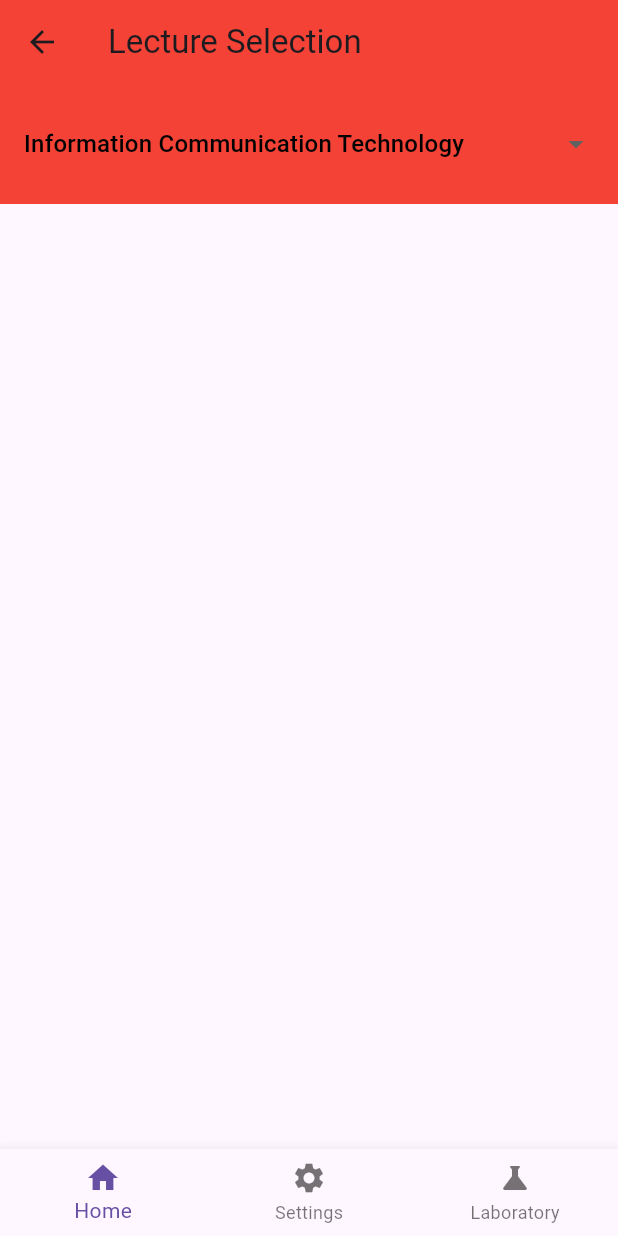
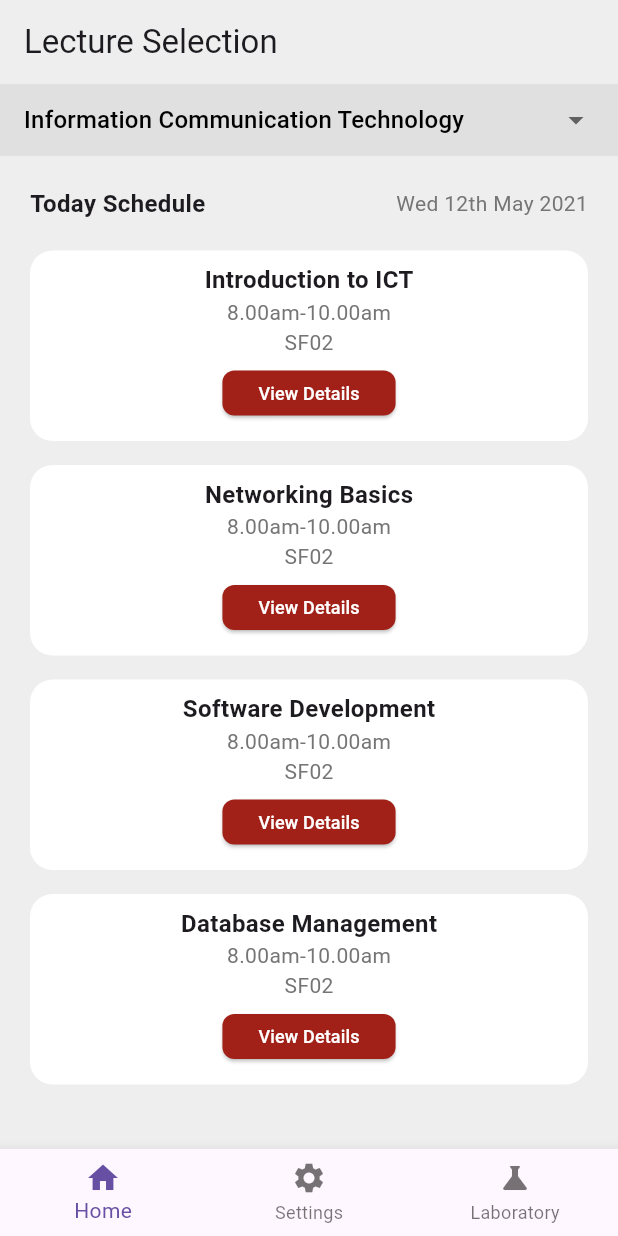
Before and after one commit to JesusThushi/Lab-Allocation, a Flutter app: the screen it shows after launch, after a tap on "Login", on a phone screen of 412 x 824 dp. Run offline on Flutter 3.47's test engine with Material 3 defaults, Android fonts, the phone set to English and light mode, and no system bars.

Commit message:
home screen designed added the logo image

```diff
--- a/basic_code/lib/module/home_screen.dart
+++ b/basic_code/lib/module/home_screen.dart
@@ -1,4 +1,3 @@
-// Home Screen Widget
 import 'package:flutter/material.dart';
 
 class HomePage extends StatefulWidget {
@@ -8,23 +7,44 @@ class HomePage extends StatefulWidget {
 
 class _HomePageState extends State<HomePage> {
   String _selectedOption = 'Information Communication Technology';
-  String _lectureContent = '';
+  List<String> _lectureDetails = [];
+
+  @override
+  void initState() {
+    super.initState();
+    _updateLectureContent(_selectedOption);
+  }
 
   void _updateLectureContent(String option) {
     setState(() {
       _selectedOption = option;
       switch (option) {
         case 'Information Communication Technology':
-          _lectureContent = 'Today\'s ICT Lecture';
+          _lectureDetails = [
+            'Introduction to ICT',
+            'Networking Basics',
+            'Software Development',
+            'Database Management',
+          ];
           break;
         case 'Engineering Technology':
-          _lectureContent = 'Today\'s Engineering Technology Lecture';
+          _lectureDetails = [
+            'Mechanics',
+            'Thermodynamics',
+            'Material Science',
+            'Engineering Drawing',
+          ];
           break;
         case 'Bio System Technology':
-          _lectureContent = 'Today\'s Bio System Technology Lecture';
+          _lectureDetails = [
+            'Plant Biotechnology',
+            'Environmental Engineering',
+            'Food Processing',
+            'Microbiology',
+          ];
           break;
         default:
-          _lectureContent = '';
+          _lectureDetails = [];
       }
     });
   }
@@ -32,15 +52,17 @@ class _HomePageState extends State<HomePage> {
   @override
   Widget build(BuildContext context) {
     return Scaffold(
+      backgroundColor: Colors.grey.shade200,
       appBar: AppBar(
+        forceMaterialTransparency: true,
+        automaticallyImplyLeading: false,
         title: Text('Lecture Selection'),
-        backgroundColor: Colors.red, // Background color of AppBar
       ),
       body: Column(
         children: [
           Container(
-            color: Colors.red, // Background color of Dropdown container
-            padding: EdgeInsets.all(16.0),
+            color: Colors.grey.shade300,
+            padding: EdgeInsets.symmetric(horizontal: 16),
             child: DropdownButton<String>(
               value: _selectedOption,
               icon: Icon(Icons.arrow_drop_down),
@@ -61,7 +83,8 @@ class _HomePageState extends State<HomePage> {
                   child: Text(
                     value,
                     style: TextStyle(
-                      color: Colors.black, // Text color of Dropdown options
+                      fontSize: 16,
+                      color: Colors.black,
                     ),
                   ),
                 );
@@ -69,15 +92,120 @@ class _HomePageState extends State<HomePage> {
             ),
           ),
           SizedBox(height: 20),
-          Text(
-            _lectureContent,
-            style: TextStyle(fontSize: 20),
+          Expanded(
+            child: Padding(
+              padding: const EdgeInsets.symmetric(horizontal: 20),
+              child: Column(
+                mainAxisSize: MainAxisSize.min,
+                children: [
+                  Row(
+                    mainAxisAlignment: MainAxisAlignment.spaceBetween,
+                    children: [
+                      Text(
+                        'Today Schedule',
+                        style: TextStyle(
+                          fontSize: 16,
+                          fontWeight: FontWeight.bold,
+                        ),
+                      ),
+                      SizedBox(width: 8),
+                      Text(
+                        "Wed 12th May 2021",
+                        style: TextStyle(
+                          fontSize: 14,
+                          color: Colors.grey[600],
+                        ),
+                      ),
+                    ],
+                  ),
+                  SizedBox(height: 20),
+                  Expanded(
+                    child: ListView.builder(
+                      itemCount: _lectureDetails.length,
+                      itemBuilder: (context, index) {
+                        return SubjectCard(
+                            lectureDetails: _lectureDetails, index: index);
+                      },
+                    ),
+                  ),
+                ],
+              ),
+            ),
           ),
         ],
       ),
     );
   }
 }
+
+class SubjectCard extends StatelessWidget {
+  const SubjectCard({
+    super.key,
+    required int index,
+    required List<String> lectureDetails,
+  })  : _lectureDetails = lectureDetails,
+        _index = index;
+
+  final List<String> _lectureDetails;
+  final int _index;
+
+  @override
+  Widget build(BuildContext context) {
+    return Container(
+      padding: EdgeInsets.all(8.0),
+      margin: EdgeInsets.only(bottom: 16),
+      decoration: BoxDecoration(
+        color: Colors.white,
+        borderRadius: BorderRadius.circular(15),
+      ),
+      child: Column(
+        children: [
+          Text(
+            _lectureDetails[_index],
+            style: TextStyle(
+              fontSize: 16,
+              fontWeight: FontWeight.bold,
+            ),
+          ),
+          Text(
+            '8.00am-10.00am',
+            style: TextStyle(
+              fontSize: 14,
+              color: Colors.grey[600],
+            ),
+          ),
+          Text(
+            'SF02',
+            style: TextStyle(
+              fontSize: 14,
+              color: Colors.grey[600],
+            ),
+          ),
+          ElevatedButton(
+            onPressed: () {
+              // Add navigation or details action here
+            },
+            child: Text(
+              'View Details',
+              style: TextStyle(
+                color: Colors.white,
+                fontSize: 12,
+              ),
+            ),
+            style: ElevatedButton.styleFrom(
+              minimumSize: Size(100, 30),
+              shape: RoundedRectangleBorder(
+                borderRadius: BorderRadius.circular(8),
+              ),
+              backgroundColor: const Color.fromARGB(255, 161, 33, 24),
+            ),
+          ),
+        ],
+      ),
+    );
+  }
+}
+
 class HomeScreen extends StatelessWidget {
   @override
   Widget build(BuildContext context) {
@@ -122,32 +250,6 @@ class HomeScreen extends StatelessWidget {
           ],
         ),
       ),
-      bottomNavigationBar: BottomNavigationBar(
-        items: const <BottomNavigationBarItem>[
-          BottomNavigationBarItem(
-            icon: Icon(Icons.home),
-            label: 'Home',
-          ),
-          BottomNavigationBarItem(
-            icon: Icon(Icons.support_agent),
-            label: 'Support',
-          ),
-          BottomNavigationBarItem(
-            icon: Icon(
-              Icons.local_offer),
-            label: 'My Offers',
-          ),
-          BottomNavigationBarItem(
-            icon: Icon(Icons.notifications),
-            label: 'Notifications',
-          ),
-          BottomNavigationBarItem(
-            icon: Icon(Icons.menu),
-            label: 'Menu',
-          ),
-        ],
-        selectedItemColor: Colors.red,
-      ),
     );
   }
 }
@@ -157,7 +259,8 @@ class ScheduleCard extends StatelessWidget {
   final String time;
   final String location;
 
-  ScheduleCard({required this.subject, required this.time, required this.location});
+  ScheduleCard(
+      {required this.subject, required this.time, required this.location});
 
   @override
   Widget build(BuildContext context) {
@@ -200,7 +303,7 @@ class ScheduleCard extends StatelessWidget {
                 },
                 child: Text('View Details'),
                 style: ElevatedButton.styleFrom(
-                      backgroundColor: Colors.red,
+                  backgroundColor: Colors.red,
                 ),
               ),
             ),
```
Also changed, not shown: basic_code/lib/module/second_page.dart (deleted, +0 -71 lines), basic_code/lib/module/welcome.dart (deleted, +0 -117 lines), assets/images/logo.jpeg (added), basic_code/lib/module/auth/login/login_screen.dart (line endings or trailing spaces), 1 other file.
